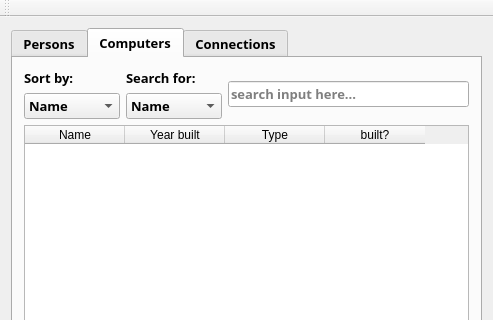
This is mainwindow.ui in moderndaymoron/PersonCSciVer3 as Qt 5 draws it before an edit; both pictures show x 0 to 493 and y 0 to 320 of the 493 by 526 pixel window. The edited form follows.
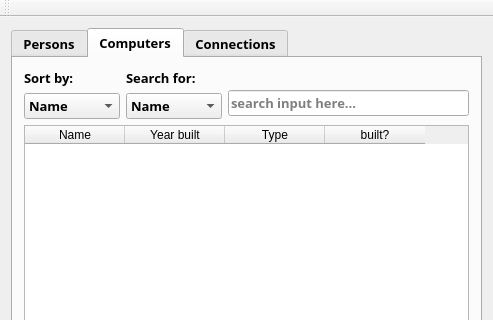
This is the edited form. Icons and pictures are not drawn.

What changed in the file:
```diff
--- a/mainwindow.ui
+++ b/mainwindow.ui
@@ -237,7 +237,7 @@
        </attribute>
        <layout class="QGridLayout" name="gridLayout_2">
         <item row="0" column="0">
-         <layout class="QVBoxLayout" name="verticalLayout_5">
+         <layout class="QVBoxLayout" name="verticalLayout_6">
           <item>
            <layout class="QHBoxLayout" name="horizontalLayout_2">
             <item>
@@ -318,6 +318,24 @@
              </layout>
             </item>
             <item>
+             <layout class="QVBoxLayout" name="verticalLayout_5">
+              <item>
+               <spacer name="verticalSpacer_2">
+                <property name="orientation">
+                 <enum>Qt::Vertical</enum>
+                </property>
+                <property name="sizeType">
+                 <enum>QSizePolicy::Fixed</enum>
+                </property>
+                <property name="sizeHint" stdset="0">
+                 <size>
+                  <width>20</width>
+                  <height>18</height>
+                 </size>
+                </property>
+               </spacer>
+              </item>
+              <item>
              <widget class="QLineEdit" name="search_field_2">
               <property name="enabled">
                <bool>true</bool>
@@ -329,6 +347,8 @@
             </item>
            </layout>
           </item>
+           </layout>
+          </item>
           <item>
            <widget class="QTableWidget" name="DisplayTable_2">
             <property name="editTriggers">
```
Left out of the diff: 2 changed lines with no effect on the pictures. Lines whose indentation alone changed are shown as unchanged.
